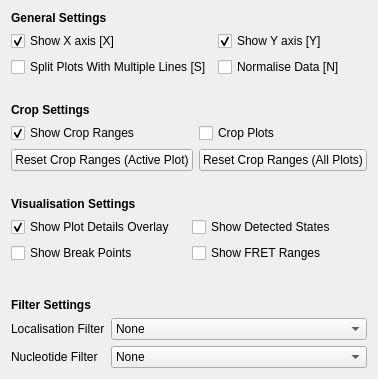
The window that src/DeepGapSeq/GUI/plotsettings_gui.ui (piedrro/DeepGapSeq) describes before a commit, drawn with Qt 5.
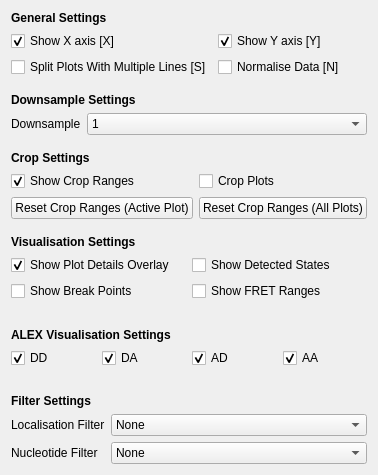
The same window after the commit.

Commit message: reworked crop range visualisations

```diff
--- a/src/DeepGapSeq/GUI/plotsettings_gui.ui
+++ b/src/DeepGapSeq/GUI/plotsettings_gui.ui
@@ -7,7 +7,7 @@
     <x>0</x>
     <y>0</y>
     <width>339</width>
-    <height>379</height>
+    <height>475</height>
    </rect>
   </property>
   <property name="sizePolicy">
@@ -82,7 +82,81 @@
      <property name="sizeHint" stdset="0">
       <size>
        <width>20</width>
-       <height>20</height>
+       <height>10</height>
+      </size>
+     </property>
+    </spacer>
+   </item>
+   <item>
+    <widget class="QLabel" name="label_6">
+     <property name="font">
+      <font>
+       <weight>75</weight>
+       <bold>true</bold>
+      </font>
+     </property>
+     <property name="text">
+      <string>Downsample Settings</string>
+     </property>
+    </widget>
+   </item>
+   <item>
+    <layout class="QFormLayout" name="formLayout_2">
+     <item row="0" column="0">
+      <widget class="QLabel" name="label_7">
+       <property name="text">
+        <string>Downsample</string>
+       </property>
+      </widget>
+     </item>
+     <item row="0" column="1">
+      <widget class="QComboBox" name="comboBox">
+       <item>
+        <property name="text">
+         <string>1</string>
+        </property>
+       </item>
+       <item>
+        <property name="text">
+         <string>2</string>
+        </property>
+       </item>
+       <item>
+        <property name="text">
+         <string>3</string>
+        </property>
+       </item>
+       <item>
+        <property name="text">
+         <string>4</string>
+        </property>
+       </item>
+       <item>
+        <property name="text">
+         <string>5</string>
+        </property>
+       </item>
+       <item>
+        <property name="text">
+         <string>10</string>
+        </property>
+       </item>
+      </widget>
+     </item>
+    </layout>
+   </item>
+   <item>
+    <spacer name="verticalSpacer_5">
+     <property name="orientation">
+      <enum>Qt::Vertical</enum>
+     </property>
+     <property name="sizeType">
+      <enum>QSizePolicy::Minimum</enum>
+     </property>
+     <property name="sizeHint" stdset="0">
+      <size>
+       <width>20</width>
+       <height>10</height>
       </size>
      </property>
     </spacer>
@@ -146,7 +220,7 @@
      <property name="sizeHint" stdset="0">
       <size>
        <width>20</width>
-       <height>20</height>
+       <height>10</height>
       </size>
      </property>
     </spacer>
@@ -219,7 +293,80 @@
      <property name="sizeHint" stdset="0">
       <size>
        <width>20</width>
-       <height>20</height>
+       <height>10</height>
+      </size>
+     </property>
+    </spacer>
+   </item>
+   <item>
+    <widget class="QLabel" name="label_5">
+     <property name="font">
+      <font>
+       <weight>75</weight>
+       <bold>true</bold>
+      </font>
+     </property>
+     <property name="text">
+      <string>ALEX Visualisation Settings</string>
+     </property>
+    </widget>
+   </item>
+   <item>
+    <layout class="QGridLayout" name="gridLayout_23">
+     <item row="0" column="0">
+      <widget class="QCheckBox" name="alex_show_DD">
+       <property name="text">
+        <string>DD</string>
+       </property>
+       <property name="checked">
+        <bool>true</bool>
+       </property>
+      </widget>
+     </item>
+     <item row="0" column="2">
+      <widget class="QCheckBox" name="alex_show_AD">
+       <property name="text">
+        <string>AD</string>
+       </property>
+       <property name="checked">
+        <bool>true</bool>
+       </property>
+      </widget>
+     </item>
+     <item row="0" column="4">
+      <widget class="QCheckBox" name="alex_show_AA">
+       <property name="text">
+        <string>AA</string>
+       </property>
+       <property name="checked">
+        <bool>true</bool>
+       </property>
+      </widget>
+     </item>
+     <item row="0" column="1">
+      <widget class="QCheckBox" name="alex_show_DA">
+       <property name="text">
+        <string>DA</string>
+       </property>
+       <property name="checked">
+        <bool>true</bool>
+       </property>
+      </widget>
+     </item>
+    </layout>
+   </item>
+   <item>
+    <spacer name="verticalSpacer_4">
+     <property name="orientation">
+      <enum>Qt::Vertical</enum>
+     </property>
+     <property name="sizeType">
+      <enum>QSizePolicy::MinimumExpanding</enum>
+     </property>
+     <property name="sizeHint" stdset="0">
+      <size>
+       <width>20</width>
+       <height>10</height>
       </size>
      </property>
     </spacer>
```
The commit also changes 4 other files.
